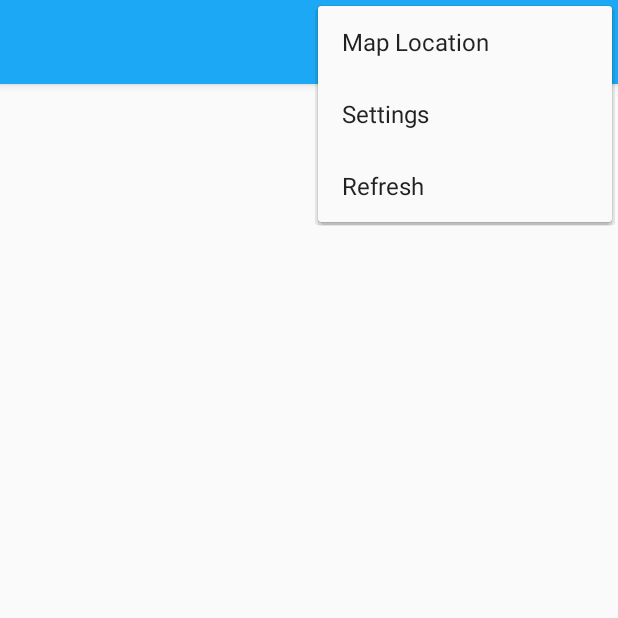
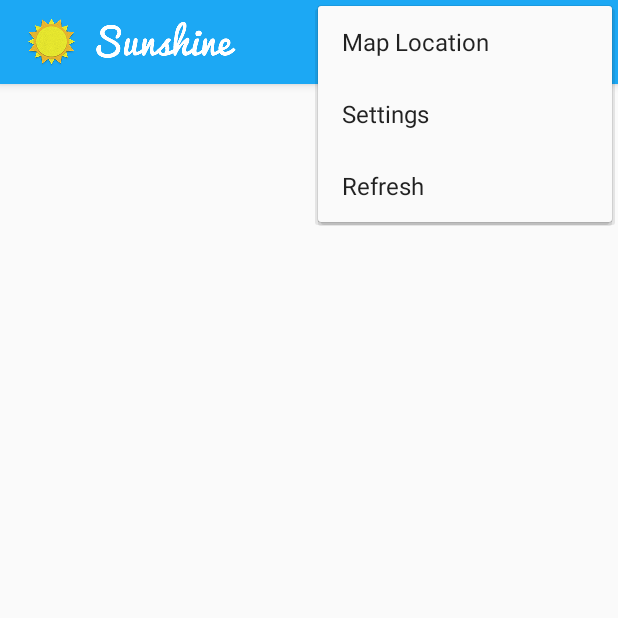
Before and after one commit to AndroidStudyJam-Omsk2016/Sunshine, an Android app: the screen it shows after launch (MainActivity), with the options menu open, on a phone screen of 412 x 824 dp, the top half of it. Run offline under Robolectric (Android 15) with nearby library versions, the light colour scheme and no system bars.

Commit message:
Fix ToolBar hide app title

```diff
--- a/app/src/main/AndroidManifest.xml
+++ b/app/src/main/AndroidManifest.xml
@@ -7,13 +7,13 @@
     <application
         android:allowBackup="true"
         android:icon="@mipmap/ic_launcher"
-        android:label=""
+        android:label="@string/app_name"
         android:supportsRtl="true"
         android:theme="@style/AppTheme">
 
         <activity
             android:name=".MainActivity"
-            android:label=""
+            android:label="@string/app_name"
             android:theme="@style/AppTheme.NoActionBar">
             <intent-filter>
                 <action android:name="android.intent.action.MAIN" />
--- a/app/src/main/java/loc/developer/vladimiry/sunshine/MainActivity.java
+++ b/app/src/main/java/loc/developer/vladimiry/sunshine/MainActivity.java
@@ -34,9 +34,10 @@ public class MainActivity extends AppCompatActivity implements FetchWeatherFragm
                 .findFragmentById(R.id.content_main_fragment));
         fwf.setUseTodayLayout(!mTwoPane);
 
-
         Toolbar toolbar = (Toolbar) findViewById(R.id.toolbar);
         setSupportActionBar(toolbar);
+
+        getSupportActionBar().setDisplayShowTitleEnabled(false);
 
         FloatingActionButton fab = (FloatingActionButton) findViewById(R.id.fab);
         fab.setOnClickListener(new View.OnClickListener() {
--- a/app/src/main/res/layout-sw600dp/activity_main.xml
+++ b/app/src/main/res/layout-sw600dp/activity_main.xml
@@ -10,6 +10,7 @@
     <android.support.design.widget.AppBarLayout
         android:layout_width="match_parent"
         android:layout_height="wrap_content"
+        android:title=""
         android:theme="@style/AppTheme.AppBarOverlay">
 
         <android.support.v7.widget.Toolbar
--- a/app/src/main/res/values/styles.xml
+++ b/app/src/main/res/values/styles.xml
@@ -11,22 +11,17 @@
     <style name="AppTheme.NoActionBar">
         <item name="windowActionBar">false</item>
         <item name="windowNoTitle">true</item>
-        <item name="displayOptions">useLogo|showHome</item>
-        <item name="logo">@drawable/ic_logo</item>
-        <!--<item name="actionBarStyle">@style/ActionBar.Solid.Sunshine.NoTitle</item>-->
     </style>
 
     <style name="SettingsTheme" parent="AppTheme">
     </style>
 
-    <style name="ActionBar.Solid.Sunshine.NoTitle" parent="@style/Widget.AppCompat.Light.ActionBar.Solid.Inverse">
+    <style name="AppTheme.AppBarOverlay" parent="ThemeOverlay.AppCompat.Dark.ActionBar">
         <item name="displayOptions">useLogo|showHome</item>
         <item name="logo">@drawable/ic_logo</item>
     </style>
 
-    <style name="AppTheme.AppBarOverlay" parent="ThemeOverlay.AppCompat.Dark.ActionBar" />
-
-    <style name="AppTheme.PopupOverlay" parent="ThemeOverlay.AppCompat.Light" />
+    <style name="AppTheme.PopupOverlay" parent="ThemeOverlay.AppCompat.Light"/>
 
     <style name="FetchWeatherListStyle">
 
```
